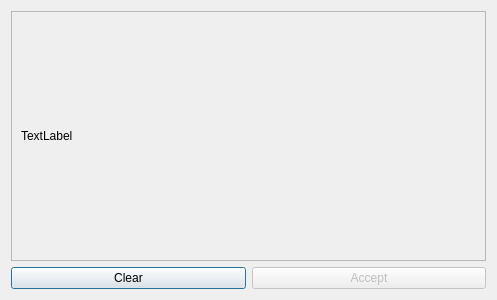
Old version of the form MafiaHelper/votedialog.ui in the repository MayRiv/MafiaHelper.
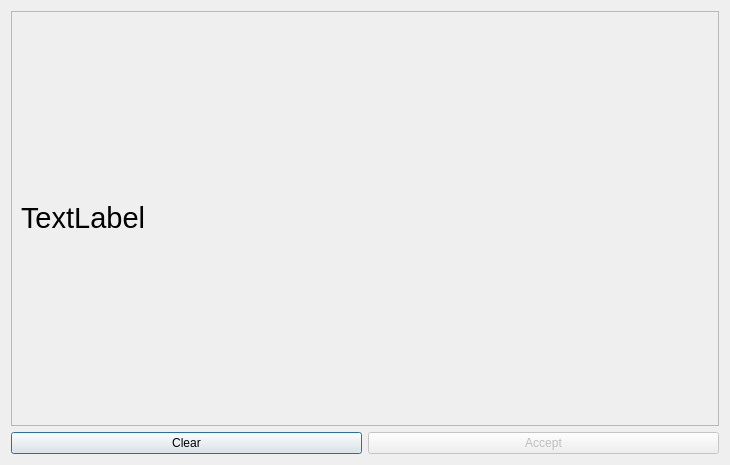
New version of the form.

Diff of the .ui file:
```diff
--- a/MafiaHelper/votedialog.ui
+++ b/MafiaHelper/votedialog.ui
@@ -6,8 +6,8 @@
    <rect>
     <x>0</x>
     <y>0</y>
-    <width>497</width>
-    <height>300</height>
+    <width>730</width>
+    <height>465</height>
    </rect>
   </property>
   <property name="windowTitle">
@@ -41,15 +41,15 @@
        <rect>
         <x>0</x>
         <y>0</y>
-        <width>477</width>
-        <height>251</height>
+        <width>710</width>
+        <height>416</height>
        </rect>
       </property>
       <layout class="QGridLayout" name="gridLayout_2">
        <item row="0" column="2">
         <widget class="QLabel" name="labelResult">
          <property name="text">
-          <string>TextLabel</string>
+          <string>&lt;html&gt;&lt;head/&gt;&lt;body&gt;&lt;p&gt;&lt;span style=&quot; font-size:22pt;&quot;&gt;TextLabel&lt;/span&gt;&lt;/p&gt;&lt;/body&gt;&lt;/html&gt;</string>
          </property>
          <property name="wordWrap">
           <bool>true</bool>
```
